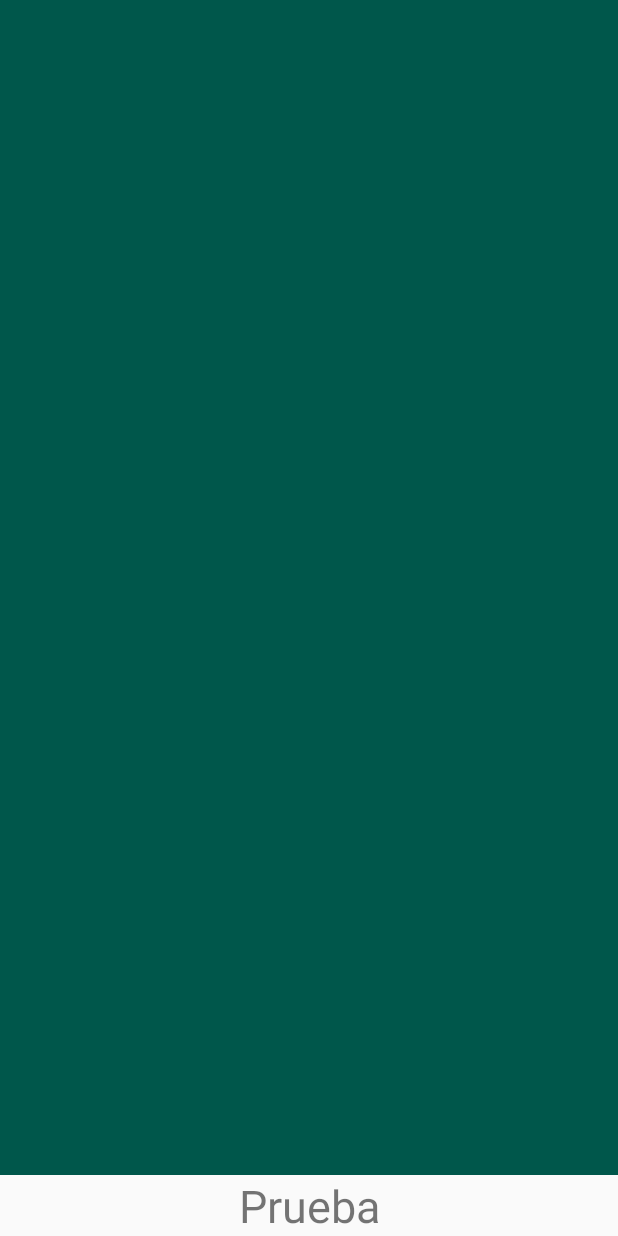
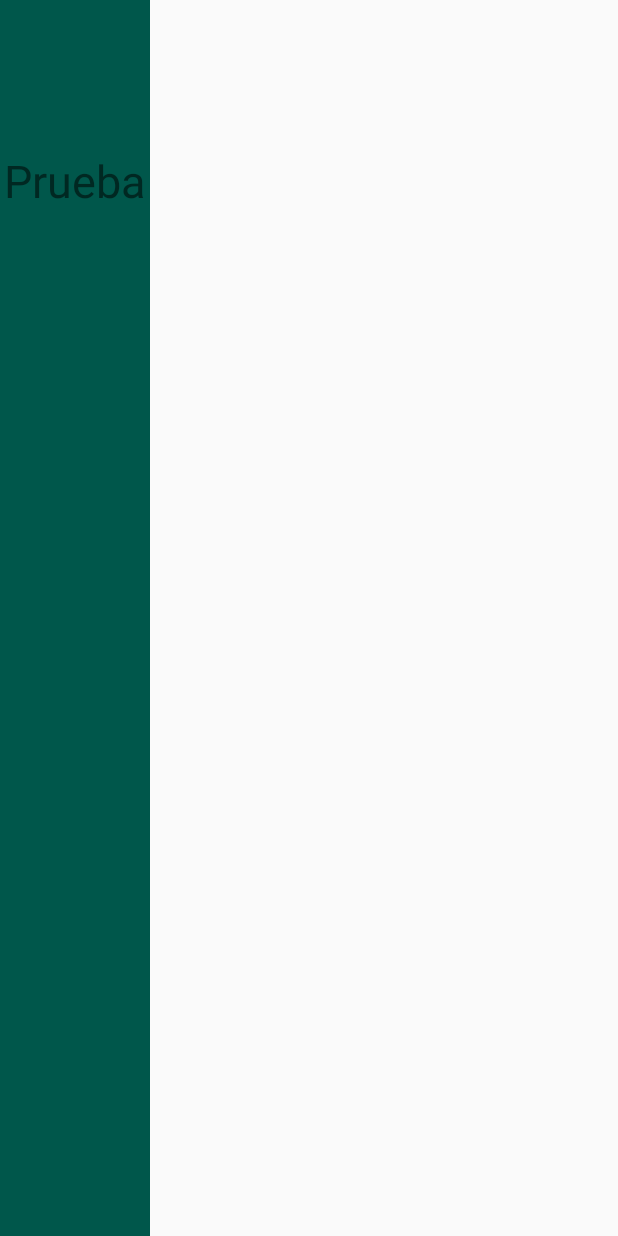
Before and after one commit to julianmarques/ejemplo-listado-eoi, an Android app: the layout film_list_item.xml on its own in the app's theme, with its tools: preview values and no code run, on a phone screen of 412 x 824 dp. Run offline under Robolectric (Android 15) with nearby library versions, the phone set to English and light mode, and no system bars.

Commit message:
sincronización

```diff
--- a/app/src/main/AndroidManifest.xml
+++ b/app/src/main/AndroidManifest.xml
@@ -18,7 +18,7 @@
                 <category android:name="android.intent.category.LAUNCHER" />
             </intent-filter>
         </activity>
-        <activity android:name=".MoviesActivity" />
+        <activity android:name=".FilmsActivity" />
         <activity android:name=".BooksActivity">
 
         </activity>
--- a/app/src/main/java/com/dinamicarea/ejemplolistado/MenuActivty.java
+++ b/app/src/main/java/com/dinamicarea/ejemplolistado/MenuActivty.java
@@ -29,7 +29,7 @@ public class MenuActivty extends AppCompatActivity {
         btnMovies.setOnClickListener(new View.OnClickListener() {
             @Override
             public void onClick(View view) {
-                navigateTo(MoviesActivity.class);
+                navigateTo(FilmsActivity.class);
             }
         });
 
--- a/app/src/main/res/layout/film_list_item.xml
+++ b/app/src/main/res/layout/film_list_item.xml
@@ -1,22 +1,21 @@
 <?xml version="1.0" encoding="utf-8"?>
 <RelativeLayout xmlns:android="http://schemas.android.com/apk/res/android"
-    android:layout_width="match_parent"
-    android:layout_height="match_parent">
-
+    android:layout_width="wrap_content"
+    android:layout_height="wrap_content"
+    android:background="@color/colorPrimaryDark">
 
     <ImageView
         android:id="@+id/ivPoster"
-        android:layout_width="match_parent"
-        android:layout_height="match_parent"
-        android:layout_above="@+id/tvTitle"
-        android:background="@color/colorPrimaryDark"
+        android:layout_width="100dp"
+        android:layout_height="100dp"
+        android:layout_centerHorizontal="true"
         android:scaleType="centerInside" />
-
 
     <TextView
         android:id="@+id/tvTitle"
-        android:layout_width="match_parent"
+        android:layout_width="wrap_content"
         android:layout_height="wrap_content"
+        android:layout_below="@+id/ivPoster"
         android:layout_alignParentBottom="true"
         android:layout_centerHorizontal="true"
         android:gravity="center_horizontal"
```
Also changed, not shown: app/src/main/java/com/dinamicarea/ejemplolistado/FilmAdapter.java (added, +75 -0 lines), app/src/main/java/com/dinamicarea/ejemplolistado/FilmsActivity.java (added, +36 -0 lines), app/src/main/java/com/dinamicarea/ejemplolistado/MoviesActivity.java (deleted, +0 -16 lines), app/src/main/res/layout/activity_films.xml (added, +17 -0 lines), app/src/main/res/layout/activity_movies.xml (deleted, +0 -8 lines).
